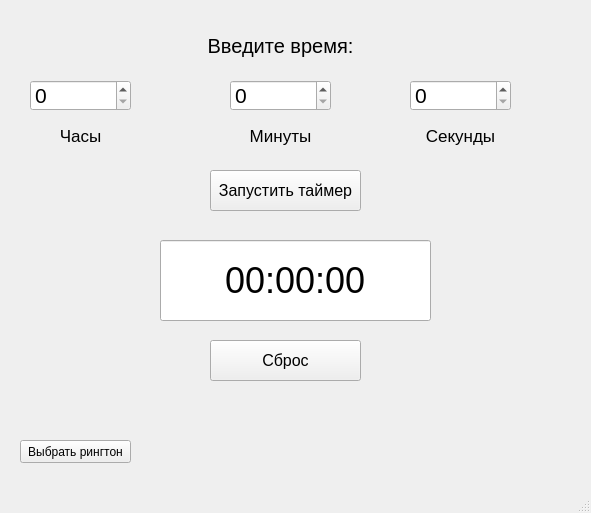
Medvedeva-J/PROJECT, file timer.ui: the form before one commit.
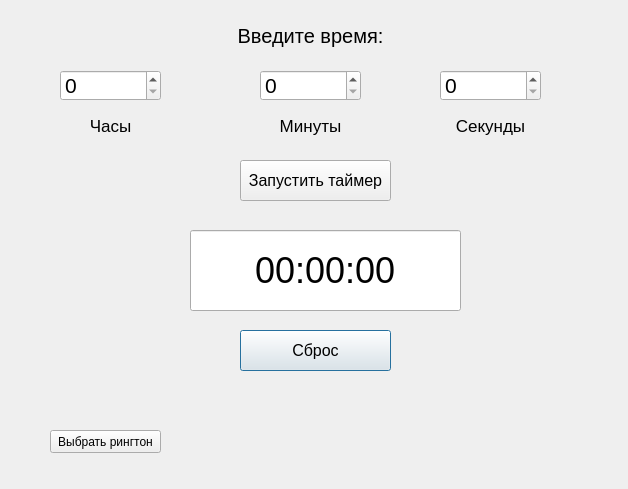
The form after the commit.

What changed in the file:
```diff
--- a/timer.ui
+++ b/timer.ui
@@ -1,171 +1,23 @@
 <?xml version="1.0" encoding="UTF-8"?>
 <ui version="4.0">
- <class>MainWindow</class>
- <widget class="QMainWindow" name="MainWindow">
+ <class>Dialog</class>
+ <widget class="QDialog" name="Dialog">
   <property name="geometry">
    <rect>
     <x>0</x>
     <y>0</y>
-    <width>591</width>
-    <height>513</height>
+    <width>628</width>
+    <height>489</height>
    </rect>
   </property>
   <property name="windowTitle">
    <string>MainWindow</string>
   </property>
-  <widget class="QWidget" name="centralwidget">
-   <widget class="QLabel" name="label">
-    <property name="geometry">
-     <rect>
-      <x>130</x>
-      <y>30</y>
-      <width>301</width>
-      <height>31</height>
-     </rect>
-    </property>
-    <property name="font">
-     <font>
-      <pointsize>15</pointsize>
-     </font>
-    </property>
-    <property name="text">
-     <string>Введите время:</string>
-    </property>
-    <property name="alignment">
-     <set>Qt::AlignCenter</set>
-    </property>
-   </widget>
-   <widget class="QSpinBox" name="hours">
-    <property name="geometry">
-     <rect>
-      <x>30</x>
-      <y>80</y>
-      <width>101</width>
-      <height>31</height>
-     </rect>
-    </property>
-    <property name="font">
-     <font>
-      <pointsize>16</pointsize>
-     </font>
-    </property>
-   </widget>
-   <widget class="QSpinBox" name="minutes">
-    <property name="geometry">
-     <rect>
-      <x>230</x>
-      <y>80</y>
-      <width>101</width>
-      <height>31</height>
-     </rect>
-    </property>
-    <property name="font">
-     <font>
-      <pointsize>16</pointsize>
-     </font>
-    </property>
-   </widget>
-   <widget class="QSpinBox" name="seconds">
-    <property name="geometry">
-     <rect>
-      <x>410</x>
-      <y>80</y>
-      <width>101</width>
-      <height>31</height>
-     </rect>
-    </property>
-    <property name="font">
-     <font>
-      <pointsize>16</pointsize>
-     </font>
-    </property>
-   </widget>
-   <widget class="QLabel" name="label_2">
-    <property name="geometry">
-     <rect>
-      <x>30</x>
-      <y>120</y>
-      <width>101</width>
-      <height>31</height>
-     </rect>
-    </property>
-    <property name="font">
-     <font>
-      <pointsize>13</pointsize>
-     </font>
-    </property>
-    <property name="text">
-     <string>Часы</string>
-    </property>
-    <property name="alignment">
-     <set>Qt::AlignCenter</set>
-    </property>
-   </widget>
-   <widget class="QLabel" name="label_3">
-    <property name="geometry">
-     <rect>
-      <x>230</x>
-      <y>120</y>
-      <width>101</width>
-      <height>31</height>
-     </rect>
-    </property>
-    <property name="font">
-     <font>
-      <pointsize>13</pointsize>
-     </font>
-    </property>
-    <property name="text">
-     <string>Минуты</string>
-    </property>
-    <property name="alignment">
-     <set>Qt::AlignCenter</set>
-    </property>
-   </widget>
-   <widget class="QLabel" name="label_4">
-    <property name="geometry">
-     <rect>
-      <x>410</x>
-      <y>120</y>
-      <width>101</width>
-      <height>31</height>
-     </rect>
-    </property>
-    <property name="font">
-     <font>
-      <pointsize>13</pointsize>
-     </font>
-    </property>
-    <property name="text">
-     <string>Секунды</string>
-    </property>
-    <property name="alignment">
-     <set>Qt::AlignCenter</set>
-    </property>
-   </widget>
-   <widget class="QPushButton" name="btn_start">
-    <property name="geometry">
-     <rect>
-      <x>210</x>
-      <y>170</y>
-      <width>151</width>
-      <height>41</height>
-     </rect>
-    </property>
-    <property name="font">
-     <font>
-      <pointsize>12</pointsize>
-     </font>
-    </property>
-    <property name="text">
-     <string>Запустить таймер</string>
-    </property>
-   </widget>
    <widget class="QLineEdit" name="till">
     <property name="geometry">
      <rect>
-      <x>160</x>
-      <y>240</y>
+     <x>190</x>
+     <y>230</y>
       <width>271</width>
       <height>81</height>
      </rect>
@@ -197,8 +49,8 @@
    <widget class="QPushButton" name="btn_stop">
     <property name="geometry">
      <rect>
-      <x>210</x>
-      <y>340</y>
+     <x>240</x>
+     <y>330</y>
       <width>151</width>
       <height>41</height>
      </rect>
@@ -212,11 +64,89 @@
      <string>Сброс</string>
     </property>
    </widget>
+  <widget class="QLabel" name="label">
+   <property name="geometry">
+    <rect>
+     <x>160</x>
+     <y>20</y>
+     <width>301</width>
+     <height>31</height>
+    </rect>
+   </property>
+   <property name="font">
+    <font>
+     <pointsize>15</pointsize>
+    </font>
+   </property>
+   <property name="text">
+    <string>Введите время:</string>
+   </property>
+   <property name="alignment">
+    <set>Qt::AlignCenter</set>
+   </property>
+  </widget>
+  <widget class="QSpinBox" name="hours">
+   <property name="geometry">
+    <rect>
+     <x>60</x>
+     <y>70</y>
+     <width>101</width>
+     <height>31</height>
+    </rect>
+   </property>
+   <property name="font">
+    <font>
+     <pointsize>16</pointsize>
+    </font>
+   </property>
+  </widget>
+  <widget class="QLabel" name="label_3">
+   <property name="geometry">
+    <rect>
+     <x>260</x>
+     <y>110</y>
+     <width>101</width>
+     <height>31</height>
+    </rect>
+   </property>
+   <property name="font">
+    <font>
+     <pointsize>13</pointsize>
+    </font>
+   </property>
+   <property name="text">
+    <string>Минуты</string>
+   </property>
+   <property name="alignment">
+    <set>Qt::AlignCenter</set>
+   </property>
+  </widget>
+  <widget class="QLabel" name="label_4">
+   <property name="geometry">
+    <rect>
+     <x>440</x>
+     <y>110</y>
+     <width>101</width>
+     <height>31</height>
+    </rect>
+   </property>
+   <property name="font">
+    <font>
+     <pointsize>13</pointsize>
+    </font>
+   </property>
+   <property name="text">
+    <string>Секунды</string>
+   </property>
+   <property name="alignment">
+    <set>Qt::AlignCenter</set>
+   </property>
+  </widget>
    <widget class="QPushButton" name="btn_sound">
     <property name="geometry">
      <rect>
-      <x>20</x>
-      <y>440</y>
+     <x>50</x>
+     <y>430</y>
       <width>111</width>
       <height>23</height>
      </rect>
@@ -225,18 +155,75 @@
      <string>Выбрать рингтон</string>
     </property>
    </widget>
+  <widget class="QPushButton" name="btn_start">
+   <property name="geometry">
+    <rect>
+     <x>240</x>
+     <y>160</y>
+     <width>151</width>
+     <height>41</height>
+    </rect>
+   </property>
+   <property name="font">
+    <font>
+     <pointsize>12</pointsize>
+    </font>
+   </property>
+   <property name="text">
+    <string>Запустить таймер</string>
+   </property>
   </widget>
-  <widget class="QMenuBar" name="menubar">
+  <widget class="QSpinBox" name="minutes">
    <property name="geometry">
     <rect>
-     <x>0</x>
-     <y>0</y>
-     <width>591</width>
-     <height>21</height>
+     <x>260</x>
+     <y>70</y>
+     <width>101</width>
+     <height>31</height>
     </rect>
    </property>
+   <property name="font">
+    <font>
+     <pointsize>16</pointsize>
+    </font>
+   </property>
   </widget>
-  <widget class="QStatusBar" name="statusbar"/>
+  <widget class="QSpinBox" name="seconds">
+   <property name="geometry">
+    <rect>
+     <x>440</x>
+     <y>70</y>
+     <width>101</width>
+     <height>31</height>
+    </rect>
+   </property>
+   <property name="font">
+    <font>
+     <pointsize>16</pointsize>
+    </font>
+   </property>
+  </widget>
+  <widget class="QLabel" name="label_2">
+   <property name="geometry">
+    <rect>
+     <x>60</x>
+     <y>110</y>
+     <width>101</width>
+     <height>31</height>
+    </rect>
+   </property>
+   <property name="font">
+    <font>
+     <pointsize>13</pointsize>
+    </font>
+   </property>
+   <property name="text">
+    <string>Часы</string>
+   </property>
+   <property name="alignment">
+    <set>Qt::AlignCenter</set>
+   </property>
+  </widget>
  </widget>
  <resources/>
  <connections/>
```
Left out of the diff: 2 changed lines with no effect on the pictures. Lines whose indentation alone changed are shown as unchanged.
